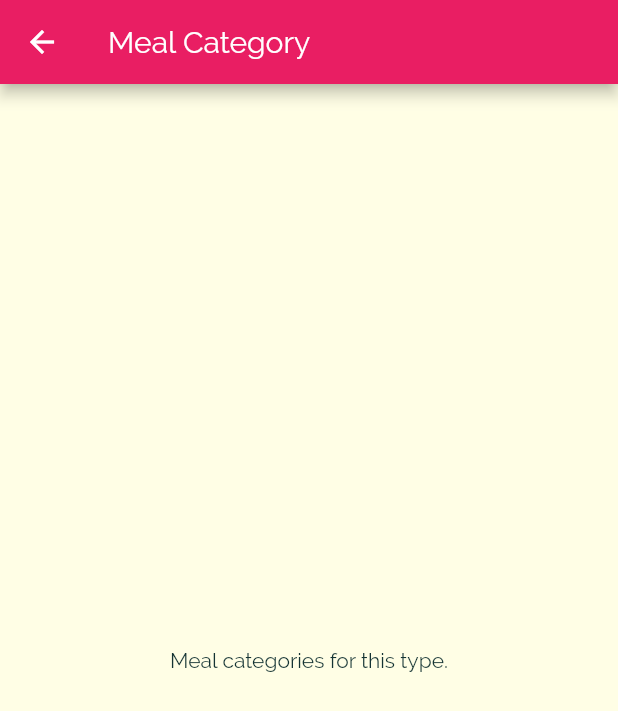
After one commit to Isaacobuya5/meals_mobile_app, a Flutter app: the screen it shows after launch, after a tap on "Italian", on a phone screen of 412 x 824 dp. The commit adds this screen. Shown: the top 711 px of the screen. Run offline on Flutter 3.47's test engine with Material 2 defaults, Android fonts, the phone set to English and light mode, and no system bars.

Commit message:
create meal category page and implement navigation from and to navigations page

```diff
--- a/lib/screens/category_item.dart
+++ b/lib/screens/category_item.dart
@@ -1,4 +1,5 @@
 import 'package:flutter/material.dart';
+import './meal_categories.dart';
 
 class CategoryItem extends StatelessWidget {
 
@@ -7,9 +8,20 @@ class CategoryItem extends StatelessWidget {
 
   CategoryItem(this.title, this.color);
 
+   void selectedCategory(BuildContext context) {
+     Navigator.of(context).push(MaterialPageRoute(
+       builder: (_) {
+         return MealCategories();
+       } ));
+   }
+
   @override
   Widget build(BuildContext context) {
-    return Container(
+    return InkWell(
+        splashColor: Theme.of(context).primaryColor,
+        borderRadius: BorderRadius.circular(15.0),
+        onTap: () => selectedCategory(context),
+        child: Container(
         padding: const EdgeInsets.all(15.0),
         child: Text(title,
         style: Theme.of(context).textTheme.title,),
@@ -20,6 +32,7 @@ class CategoryItem extends StatelessWidget {
           ),
           borderRadius: BorderRadius.circular(15.0)
         ),
+      ),
     );
   }
 }
--- /dev/null
+++ b/lib/screens/meal_categories.dart
@@ -0,0 +1,17 @@
+import 'package:flutter/material.dart';
+
+class MealCategories extends StatelessWidget {
+  @override
+  Widget build(BuildContext context) {
+    return Scaffold(
+        appBar: AppBar(
+          title: Text("Meal Category")
+        ),
+        body: Center(
+        child: Container(
+           child: Text("Meal categories for this type."),
+        ),
+      ),
+    );
+  }
+}
```
Lines whose indentation alone changed are shown as unchanged.
